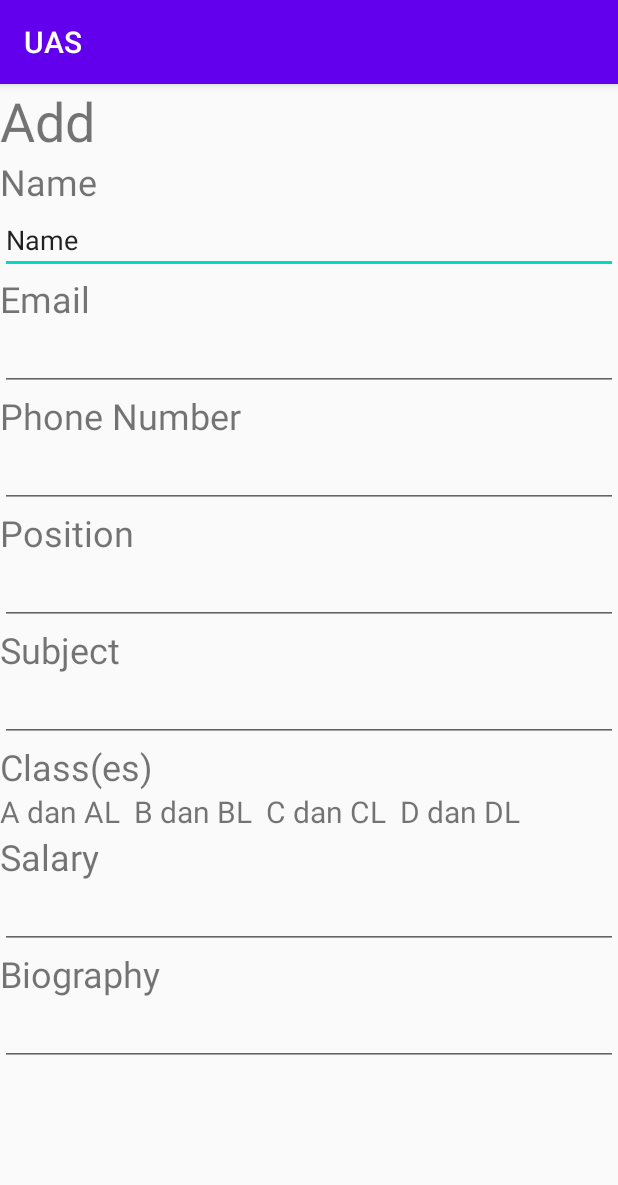
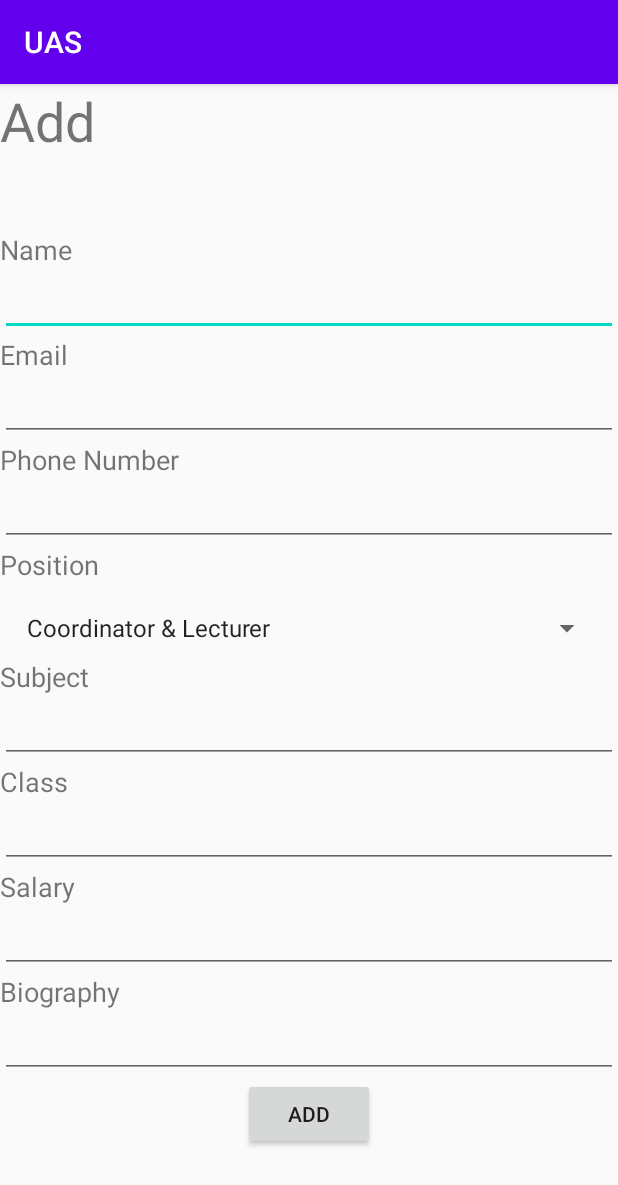
Before and after one commit to Voincier/UAS, an Android app: the AddActivity screen opened directly, with no data from a screen before it, on a phone screen of 412 x 824 dp. Shown: the top 1185 px of the screen. Run offline under Robolectric (Android 15) with nearby library versions, the phone set to English and light mode, and no system bars; our stand-ins replace Firebase (no records; nobody signed in at launch, a user with empty details on screens opened directly).

```diff
--- a/app/src/main/java/id/ac/umn/uas/AddActivity.java
+++ b/app/src/main/java/id/ac/umn/uas/AddActivity.java
@@ -1,14 +1,110 @@
 package id.ac.umn.uas;
 
+import androidx.annotation.NonNull;
+import androidx.annotation.Nullable;
 import androidx.appcompat.app.AppCompatActivity;
 
+import android.app.ProgressDialog;
+import android.content.Intent;
 import android.os.Bundle;
+import android.text.TextUtils;
+import android.view.View;
+import android.widget.Button;
+import android.widget.EditText;
+import android.widget.Spinner;
+import android.widget.Toast;
+
+import com.google.firebase.auth.FirebaseAuth;
+import com.google.firebase.auth.FirebaseUser;
+import com.google.firebase.database.DataSnapshot;
+import com.google.firebase.database.DatabaseError;
+import com.google.firebase.database.DatabaseReference;
+import com.google.firebase.database.FirebaseDatabase;
+import com.google.firebase.database.ValueEventListener;
+
+import java.util.HashMap;
+
+import id.ac.umn.uas.ui.home.Karyawan;
 
 public class AddActivity extends AppCompatActivity {
+    Button addBtn;
+    EditText eEmail, eName, eBio, eMatkul, eInfo, eClass, eSalary;
+    Spinner jobSpinner;
+    ProgressDialog loading;
+    FirebaseAuth auth;
+    DatabaseReference ref;
 
     @Override
     protected void onCreate(Bundle savedInstanceState) {
         super.onCreate(savedInstanceState);
         setContentView(R.layout.activity_add);
+
+        addBtn = findViewById(R.id.addBtn);
+
+        eEmail = findViewById(R.id.email_add);
+        eName = findViewById(R.id.name_add);
+        eBio = findViewById(R.id.bio_add);
+        eMatkul = findViewById(R.id.sub_add);
+        eInfo = findViewById(R.id.no_add);
+        eClass = findViewById(R.id.class_add);
+        eSalary = findViewById(R.id.salary_add);
+
+        jobSpinner = findViewById(R.id.spinner_add);
+
+        loading = new ProgressDialog(this);
+
+        auth= FirebaseAuth.getInstance();
+
+        addBtn.setOnClickListener(new View.OnClickListener() {
+            @Override
+            public void onClick(View view) {
+                String sub, cla, bio,sal,num,email,name;
+                String job=String.valueOf(jobSpinner.getSelectedItem());
+
+                sal = eSalary.getText().toString();
+                sub = eMatkul.getText().toString();
+                bio = eBio.getText().toString();
+                cla = eClass.getText().toString();
+                num = eInfo.getText().toString();
+                email = eEmail.getText().toString();
+                name = eName.getText().toString();
+
+                if(TextUtils.isEmpty(sub) || TextUtils.isEmpty(bio) || TextUtils.isEmpty(cla) || TextUtils.isEmpty(email) || TextUtils.isEmpty(name)) {
+                    Toast.makeText(AddActivity.this, "All fields are required", Toast.LENGTH_SHORT).show();
+                }
+                else{
+                    loading.setMessage("Adding to database");
+                    loading.show();
+                    add(sal,sub,bio,cla,job,num,email,name);
+                }
+            }
+        });
+
+    }
+
+    private void add(String gaji, String matkul, String bio, String kelas, String job, String info, String email, String name){
+        String uniqueId = String.valueOf(System.currentTimeMillis());
+        final HashMap<String, Object> hashMap=new HashMap<>();
+        ref= FirebaseDatabase.getInstance().getReference("user").child(uniqueId);
+
+        hashMap.put("id",uniqueId);
+        hashMap.put("name", name);
+        hashMap.put("email",email);
+        hashMap.put("foto","default");
+        hashMap.put("gaji",gaji);
+        hashMap.put("matkul",matkul);
+        hashMap.put("bio",bio);
+        hashMap.put("kelas",kelas);
+        hashMap.put("job",job);
+        hashMap.put("info",info);
+
+        ref.setValue(hashMap, new DatabaseReference.CompletionListener() {
+            @Override
+            public void onComplete(@Nullable DatabaseError databaseError, @NonNull DatabaseReference databaseReference) {
+                loading.dismiss();
+                Toast.makeText(AddActivity.this, "Added", Toast.LENGTH_SHORT).show();
+                startActivity(new Intent(AddActivity.this,OptionActivity.class));
+            }
+        });
     }
 }
--- a/app/src/main/java/id/ac/umn/uas/RegisterActivity.java
+++ b/app/src/main/java/id/ac/umn/uas/RegisterActivity.java
@@ -84,6 +84,7 @@ public class RegisterActivity extends AppCompatActivity {
                             hashMap.put("name",name);
                             hashMap.put("email",email);
                             hashMap.put("password",password);
+                            hashMap.put("foto","default");
 
                             ref.setValue(hashMap, new DatabaseReference.CompletionListener() {
                                 @Override
--- a/app/src/main/res/layout/activity_add.xml
+++ b/app/src/main/res/layout/activity_add.xml
@@ -10,113 +10,122 @@
 
     <TextView
         android:layout_width="match_parent"
-        android:layout_height="wrap_content"
+        android:layout_height="98dp"
         android:text="Add"
         android:textSize="36sp" />
 
     <TextView
-        android:layout_width="wrap_content"
+        android:layout_width="match_parent"
         android:layout_height="wrap_content"
         android:text="Name"
-        android:textSize="24sp" />
+        android:textSize="18sp" />
 
     <EditText
         android:id="@+id/name_add"
         android:layout_width="match_parent"
         android:layout_height="wrap_content"
         android:ems="10"
-        android:inputType="textPersonName"
-        android:text="Name" />
+        android:inputType="textPersonName" />
 
     <TextView
-        android:layout_width="wrap_content"
+        android:layout_width="match_parent"
         android:layout_height="wrap_content"
         android:text="Email"
-        android:textSize="24sp" />
+        android:textSize="18sp" />
 
     <EditText
         android:id="@+id/email_add"
         android:layout_width="match_parent"
         android:layout_height="wrap_content"
         android:ems="10"
-        android:inputType="textPersonName"/>
+        android:inputType="textPersonName" />
 
     <TextView
-        android:layout_width="wrap_content"
+        android:layout_width="match_parent"
         android:layout_height="wrap_content"
         android:text="Phone Number"
-        android:textSize="24sp" />
+        android:textSize="18sp" />
 
     <EditText
-        android:id="@+id/number_add"
+        android:id="@+id/no_add"
         android:layout_width="match_parent"
         android:layout_height="wrap_content"
         android:ems="10"
-        android:inputType="textPersonName"/>
+        android:inputType="number" />
 
     <TextView
-        android:layout_width="wrap_content"
+        android:layout_width="match_parent"
         android:layout_height="wrap_content"
         android:text="Position"
-        android:textSize="24sp" />
+        android:textSize="18sp" />
+
+    <Spinner
+        android:id="@+id/spinner_add"
+        android:layout_width="match_parent"
+        android:layout_height="40dp"
+        android:layout_marginHorizontal="10sp"
+        android:layout_marginTop="10sp"
+        android:entries="@array/job_array"/>
+
+    <TextView
+        android:layout_width="match_parent"
+        android:layout_height="wrap_content"
+        android:text="Subject"
+        android:textSize="18sp" />
 
     <EditText
-        android:id="@+id/position_add"
+        android:id="@+id/sub_add"
         android:layout_width="match_parent"
         android:layout_height="wrap_content"
         android:ems="10"
-        android:inputType="textPersonName"/>
+        android:inputType="textPersonName" />
 
     <TextView
-        android:layout_width="wrap_content"
+        android:layout_width="match_parent"
         android:layout_height="wrap_content"
-        android:text="Subject"
-        android:textSize="24sp" />
+        android:text="Class"
+        android:textSize="18sp" />
 
     <EditText
-        android:id="@+id/subject_add"
+        android:id="@+id/class_add"
         android:layout_width="match_parent"
         android:layout_height="wrap_content"
         android:ems="10"
-        android:inputType="textPersonName"/>
+        android:inputType="textPersonName" />
 
     <TextView
-        android:layout_width="wrap_content"
-        android:layout_height="wrap_content"
-        android:text="Class(es)"
-        android:textSize="24sp" />
-
-    <TextView
-        android:layout_width="wrap_content"
-        android:layout_height="wrap_content"
-        android:text="A dan AL  B dan BL  C dan CL  D dan DL"
-        android:textSize="20sp" />
-
-    <TextView
-        android:layout_width="wrap_content"
+        android:layout_width="match_parent"
         android:layout_height="wrap_content"
         android:text="Salary"
-        android:textSize="24sp" />
+        android:textSize="18sp" />
 
     <EditText
         android:id="@+id/salary_add"
         android:layout_width="match_parent"
         android:layout_height="wrap_content"
         android:ems="10"
-        android:inputType="textPersonName"/>
+        android:inputType="number" />
 
 
     <TextView
-        android:layout_width="wrap_content"
+        android:layout_width="match_parent"
         android:layout_height="wrap_content"
         android:text="Biography"
-        android:textSize="24sp" />
+        android:textSize="18sp" />
+
     <EditText
         android:id="@+id/bio_add"
         android:layout_width="match_parent"
         android:layout_height="wrap_content"
         android:ems="10"
-        android:inputType="textPersonName"/>
+        android:inputType="textPersonName" />
+
+    <Button
+        android:id="@+id/addBtn"
+        android:layout_width="wrap_content"
+        android:layout_height="wrap_content"
+        android:layout_gravity="center"
+        android:text="Add" />
 
 
 </LinearLayout>
--- a/app/src/main/res/layout/activity_main.xml
+++ b/app/src/main/res/layout/activity_main.xml
@@ -56,7 +56,7 @@
         tools:layout_editor_absoluteY="315dp" />
 
     <TextView
-        android:id="@+id/regis"
+        android:id="@+id/toRegis"
         android:layout_width="104dp"
         android:layout_height="35dp"
         android:ems="10"
--- a/app/src/main/res/layout/activity_register.xml
+++ b/app/src/main/res/layout/activity_register.xml
@@ -51,7 +51,7 @@
         android:layout_width="match_parent"
         android:layout_height="wrap_content"
         android:ems="10"
-        android:inputType="textPersonName" />
+        android:inputType="textPassword" />
 
     <TextView
         android:layout_width="match_parent"
@@ -64,7 +64,7 @@
         android:layout_width="match_parent"
         android:layout_height="wrap_content"
         android:ems="10"
-        android:inputType="textPersonName" />
+        android:inputType="textPassword" />
 
     <LinearLayout
     android:layout_width="match_parent"
```
Also changed, not shown: app/src/main/java/id/ac/umn/uas/MainActivity.java (+11 -0 lines), app/src/main/java/id/ac/umn/uas/MoreActivity.java (+19 -15 lines), app/src/main/res/layout/activity_more.xml (+13 -0 lines).
